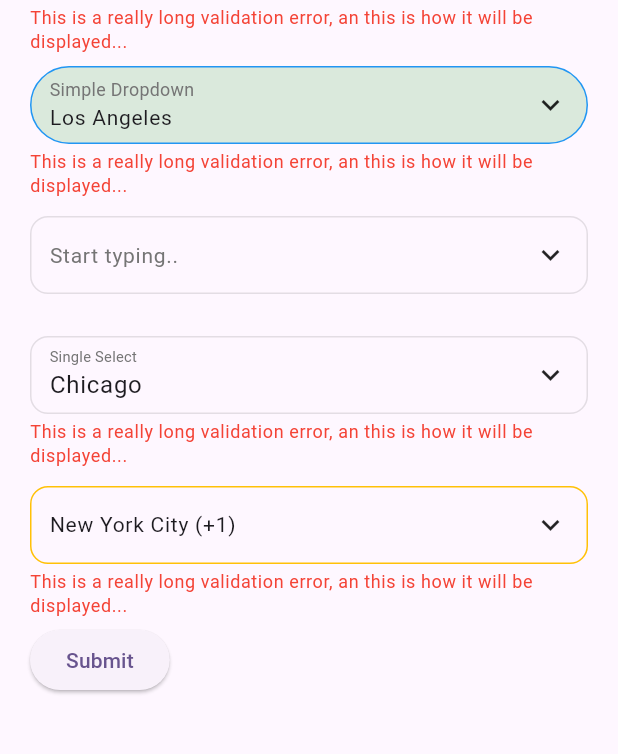
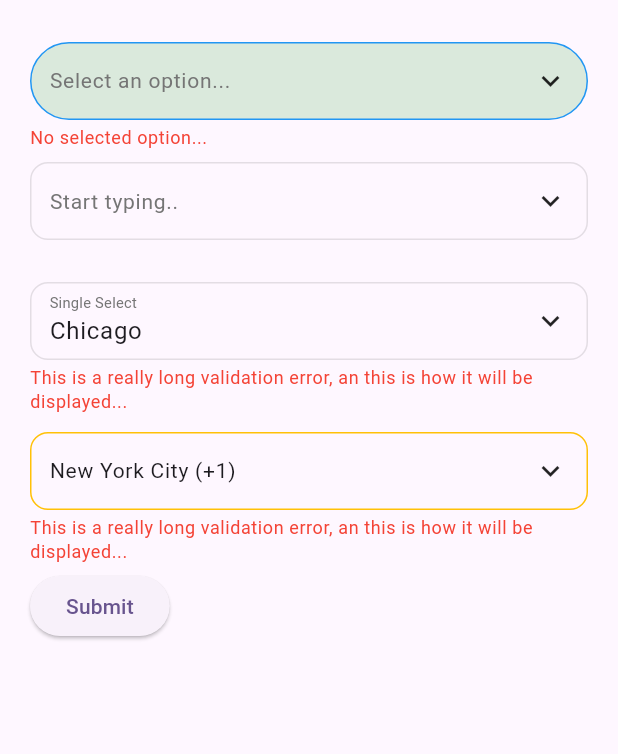
Before and after one commit to DartForce22/df_dropdown, a Flutter app: the screen it shows after launch, after a tap on the "keyboard arrow down" icon, after a tap on "Submit", on a phone screen of 412 x 824 dp, the part 108-862 px from its top. Run offline on Flutter 3.47's test engine with Material 3 defaults, Android fonts, the light colour scheme and no system bars.

Commit message:
docs updated

```diff
--- a/example/lib/main.dart
+++ b/example/lib/main.dart
@@ -34,7 +34,7 @@ class MyApp extends StatelessWidget {
                   children: [
                     DfDropdownWrapper(
                       validator: (obj) {
-                        return "This is a really long validation error, an this is how it will be displayed...";
+                        return obj == null ? "No selected option..." : null;
                       },
                       child: Row(
                         children: [
@@ -79,9 +79,9 @@ class MyApp extends StatelessWidget {
                     ),
                     DfSimpleDropdown<String>(
                       validator: (obj) {
-                        return "This is a really long validation error, an this is how it will be displayed...";
+                        return obj == null ? "No selected option..." : null;
                       },
-                      //dropdownType: DropdownType.overlay,
+                      dropdownType: DropdownType.overlay,
                       decoration: DropdownDecoration(
                         borderRadius: BorderRadius.circular(999),
                         borderColor: Colors.blue,
@@ -93,8 +93,6 @@ class MyApp extends StatelessWidget {
                       ),
                       hintText: "Select an option...",
                       labelText: "Simple Dropdown",
-                      selectedValue: DropDownModel<String>(
-                          key: "2", value: "2", text: "Los Angeles"),
                       onOptionSelected: (value) {
                         log("SELECTED VALUE ${value.value}");
                       },
--- a/lib/df_dropdown_wrapper.dart
+++ b/lib/df_dropdown_wrapper.dart
@@ -46,7 +46,11 @@ class DfDropdownWrapper<T> extends StatelessWidget {
   /// Callback triggered when an option from the dropdown is selected.
   final Function(DropDownModel<T>)? onOptionSelected;
 
-  /// Validator function for validating dropdown selection.
+  /// Provides a [DropDownModel] object if selected, and `null` if not
+  ///
+  /// Should return null when no validation error is present,
+  /// and a [String] if there is an error
+  ///
   final String? Function(DropDownModel<T>?)? validator;
 
   /// Decoration for customizing the dropdown's appearance (e.g., border, padding, etc.).
--- a/lib/df_searchable_dropdown.dart
+++ b/lib/df_searchable_dropdown.dart
@@ -62,7 +62,11 @@ class DfSearchableDropdown<T> extends StatelessWidget {
   /// Callback triggered when an option from the dropdown is selected.
   final Function(DropDownModel<T>?)? onOptionSelected;
 
-  /// Validator function for validating the selected dropdown option.
+  /// Provides a [DropDownModel] object if selected, and `null` if not
+  ///
+  /// Should return null when no validation error is present,
+  /// and a [String] if there is an error
+  ///
   final String? Function(DropDownModel<T>?)? validator;
 
   /// Function that performs the search operation based on the user's input. It returns a list of filtered options.
--- a/lib/df_searchable_multi_select_dropdown.dart
+++ b/lib/df_searchable_multi_select_dropdown.dart
@@ -59,7 +59,11 @@ class DfSearchableMultiSelectDropdown<T> extends StatelessWidget {
   /// Callback triggered when options from the dropdown are selected.
   final Function(List<DropDownModel<T>>)? onOptionSelected;
 
-  /// Validator function for validating the list of selected dropdown options.
+  /// Provides a [DropDownModel] object if selected, and `null` if not
+  ///
+  /// Should return null when no validation error is present,
+  /// and a [String] if there is an error
+  ///
   final String? Function(List<DropDownModel<T>>?)? validator;
 
   /// Function that performs the search operation based on the user's input. It returns a list of filtered options.
--- a/lib/df_searchable_single_select_dropdown.dart
+++ b/lib/df_searchable_single_select_dropdown.dart
@@ -59,7 +59,11 @@ class DfSearchableSingleSelectDropdown<T> extends StatelessWidget {
   /// Callback triggered when an option from the dropdown is selected.
   final Function(DropDownModel<T>?)? onOptionSelected;
 
-  /// Validator function for validating dropdown selection.
+  /// Provides a [DropDownModel] object if selected, and `null` if not
+  ///
+  /// Should return null when no validation error is present,
+  /// and a [String] if there is an error
+  ///
   final String? Function(DropDownModel<T>?)? validator;
 
   /// Function that performs the search operation based on the user's input. It returns a list of filtered options.
--- a/lib/df_simple_dropdown.dart
+++ b/lib/df_simple_dropdown.dart
@@ -57,7 +57,11 @@ class DfSimpleDropdown<T> extends StatelessWidget {
   /// Callback triggered when an option from the dropdown is selected.
   final Function(DropDownModel<T>)? onOptionSelected;
 
-  /// Validator function for validating dropdown selection.
+  /// Provides a [DropDownModel] object if selected, and `null` if not
+  ///
+  /// Should return null when no validation error is present,
+  /// and a [String] if there is an error
+  ///
   final String? Function(DropDownModel<T>?)? validator;
 
   /// Decoration for customizing the dropdown's appearance (e.g., border, padding, etc.).
```
